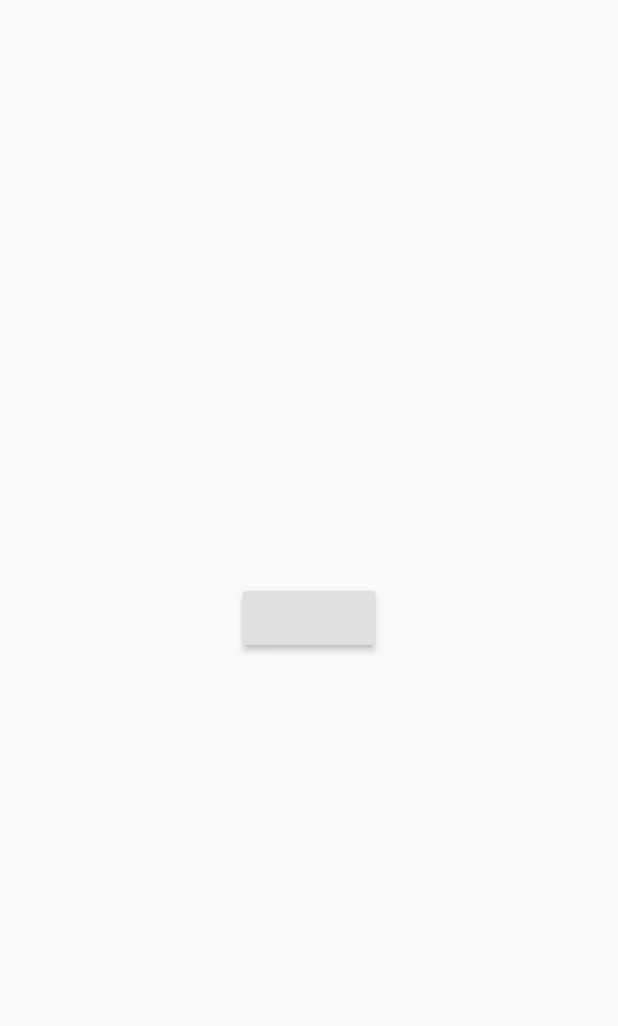
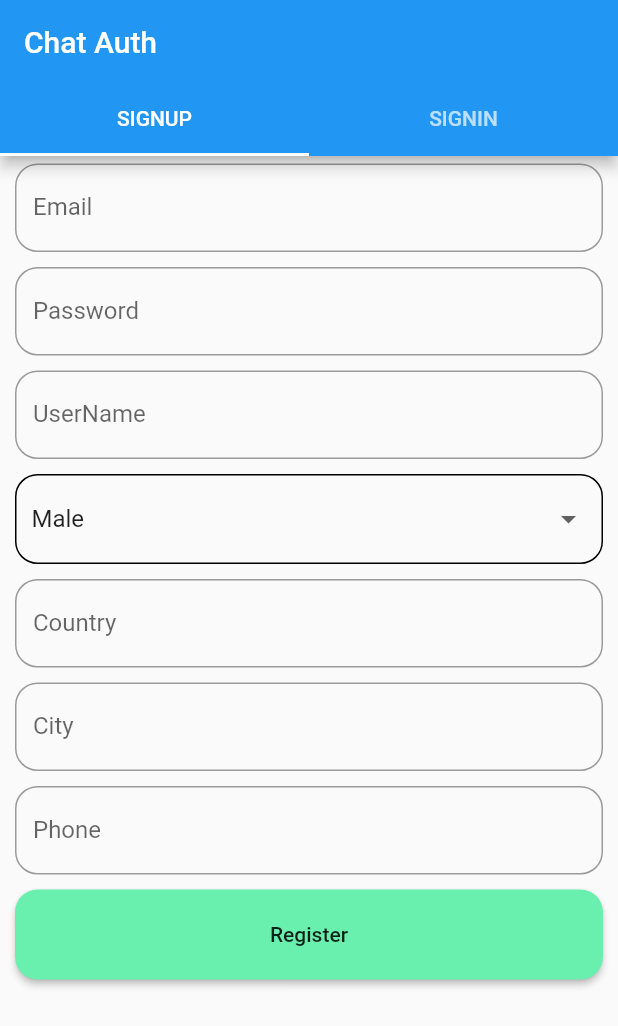
Before and after one commit to shadysamara/maan_2ndround_project1, a Flutter app: the screen it shows after launch, on a phone screen of 412 x 824 dp. Shown: the top 1026 px of the screen. Run offline on Flutter 3.47's test engine with Material 2 defaults, Android fonts, the phone set to English and light mode, and no system bars; our stand-ins replace cloud_firestore, firebase_auth, firebase_core, flutter_screenutil, responsive_framework; accounts and stored records are empty.

Commit message:
full auth pages

```diff
--- a/lib/main.dart
+++ b/lib/main.dart
@@ -1,31 +1,86 @@
 import 'package:firebase_core/firebase_core.dart';
 import 'package:flutter/material.dart';
+import 'package:flutter_screenutil/flutter_screenutil.dart';
 import 'package:maan1/ui/auth/data/auth_helper.dart';
 import 'package:maan1/ui/auth/models/register_request.dart';
+import 'package:maan1/ui/auth/ui/auth_main_page.dart';
 import 'package:maan1/ui/auth/ui/register_page.dart';
+import 'package:responsive_framework/responsive_framework.dart';
 
 void main() {
-  runApp(MaterialApp(home: MyApp()));
+  runApp(MaterialApp(
+    builder: (context, widget) => ResponsiveWrapper.builder(
+      BouncingScrollWrapper.builder(context, widget),
+      maxWidth: 1200,
+      minWidth: 400,
+      defaultScale: true,
+      breakpoints: [
+        ResponsiveBreakpoint.resize(400, name: MOBILE),
+        ResponsiveBreakpoint.autoScale(800, name: TABLET),
+        ResponsiveBreakpoint.resize(1000, name: DESKTOP),
+      ],
+    ),
+    home: MyApp(),
+  ));
 }
 
-class MyApp extends StatelessWidget {
+class MyApp extends StatefulWidget {
+  // Create the initialization Future outside of `build`:
+  @override
+  _AppState createState() => _AppState();
+}
+
+class _AppState extends State<MyApp> {
+  /// The future is part of the state of our widget. We should not call `initializeApp`
+  /// directly inside [build].
+  final Future<FirebaseApp> _initialization = Firebase.initializeApp();
+
+  @override
+  Widget build(BuildContext context) {
+    return FutureBuilder(
+      // Initialize FlutterFire:
+      future: _initialization,
+      builder: (context, snapshot) {
+        // Check for errors
+        if (snapshot.hasError) {
+          return Scaffold(
+            body: Center(
+              child: Text('Error'),
+            ),
+          );
+        }
+
+        // Once complete, show your application
+        if (snapshot.connectionState == ConnectionState.done) {
+          return AuthMainPage();
+        }
+
+        // Otherwise, show something whilst waiting for initialization to complete
+        return Scaffold(
+          body: Center(
+            child: CircularProgressIndicator(),
+          ),
+        );
+      },
+    );
+  }
+}
+
+class HomePage extends StatelessWidget {
   @override
   Widget build(BuildContext context) {
     // TODO: implement build
-    return FutureBuilder<FirebaseApp>(
-        future: Firebase.initializeApp(),
-        builder: (context, snapshot) {
-          if (snapshot.connectionState == ConnectionState.done) {
-            return RegisterPage();
-          } else if (snapshot.hasError) {
-            return Scaffold(
-              body: Center(child: Text('Error')),
-            );
-          } else {
-            return Scaffold(
-              body: Center(child: Text('Loading')),
-            );
-          }
-        });
+    return Column(
+      children: [
+        Container(
+          height: 127.h,
+          width: 379.w,
+          child: Text(
+            'hello',
+            style: TextStyle(fontSize: 30.sp),
+          ),
+        )
+      ],
+    );
   }
 }
--- a/lib/ui/auth/data/auth_helper.dart
+++ b/lib/ui/auth/data/auth_helper.dart
@@ -1,5 +1,8 @@
 import 'package:firebase_auth/firebase_auth.dart';
+import 'package:flutter/material.dart';
+import 'package:maan1/ui/auth/data/firestore_helper.dart';
 import 'package:maan1/ui/auth/models/register_request.dart';
+import 'package:maan1/ui/helpers/custom_dialoug.dart';
 
 class AuthHelper {
   AuthHelper._();
@@ -10,26 +13,37 @@ class AuthHelper {
       UserCredential userCredential =
           await firebaseAuth.createUserWithEmailAndPassword(
               email: registerRequest.email, password: registerRequest.password);
-      print(await userCredential.user.getIdToken());
-      print(userCredential.user.uid);
+      String id = userCredential.user.uid;
+      registerRequest.id = id;
+      verifyEmail(registerRequest.email);
+      FirestoreHelper.firestoreHelper.saveUserInFirestore(registerRequest);
     } on Exception catch (e) {
       print(e);
     }
   }
 
-  login(String email, String password) async {
+  login(String email, String password, BuildContext context) async {
     try {
       UserCredential userCredential = await firebaseAuth
           .signInWithEmailAndPassword(email: email, password: password);
-      print(await userCredential.user.getIdToken());
-      print(userCredential.user.uid);
+
+      FirestoreHelper.firestoreHelper
+          .getUserFromFirestore(userCredential.user.uid);
+    } on FirebaseAuthException catch (e) {
+      if (e.code == 'user-not-found') {
+        CustomDialoug.customDialoug.showCustomDialoug(
+            context, 'Error', 'No user found for that email.');
+      } else if (e.code == 'wrong-password') {
+        CustomDialoug.customDialoug.showCustomDialoug(
+            context, 'Error', 'Wrong password provided for that user.');
+      }
     } on Exception catch (e) {
       print(e);
     }
   }
 
   resetPassword(String email) {
-    firebaseAuth.sendPasswordResetEmail(email: email);
+    firebaseAuth.sendPasswordResetEmail(email: 'shady.samara@gmail.com');
   }
 
   verifyEmail(String email) {
--- a/lib/ui/auth/models/register_request.dart
+++ b/lib/ui/auth/models/register_request.dart
@@ -3,6 +3,7 @@ import 'package:flutter/material.dart';
 enum Gender { male, female }
 
 class RegisterRequest {
+  String id;
   String email;
   String password;
   String userName;
@@ -21,6 +22,7 @@ class RegisterRequest {
   });
   toMap() {
     return {
+      'id': this.id,
       'email': this.email,
       'phone': this.phoneNumber,
       'userName': this.userName,
--- a/lib/ui/auth/models/user_models.dart
+++ b/lib/ui/auth/models/user_models.dart
@@ -0,0 +1,42 @@
+import 'package:flutter/material.dart';
+import 'package:maan1/ui/auth/models/register_request.dart';
+
+class UserModel {
+  String id;
+  String email;
+  String password;
+  String userName;
+  Gender gender;
+  String phoneNumber;
+  String city;
+  String country;
+  UserModel({
+    @required this.email,
+    @required this.password,
+    @required this.userName,
+    @required this.gender,
+    @required this.phoneNumber,
+    @required this.city,
+    @required this.country,
+  });
+  UserModel.fromMap(Map map) {
+    this.id = map['id'];
+    this.email = map['email'];
+    this.userName = map['userName'];
+    this.country = map['country'];
+    this.city = map['city'];
+    this.phoneNumber = map['phone'];
+    this.gender = map['gender'] == 'male' ? Gender.male : Gender.female;
+  }
+  toMap() {
+    return {
+      'id': this.id,
+      'email': this.email,
+      'phone': this.phoneNumber,
+      'userName': this.userName,
+      'city': this.city,
+      'country': this.country,
+      'gender': this.gender == Gender.male ? 'male' : 'female'
+    };
+  }
+}
--- /dev/null
+++ b/lib/ui/auth/ui/auth_main_page.dart
@@ -0,0 +1,28 @@
+import 'package:flutter/material.dart';
+import 'package:maan1/ui/auth/ui/login_page.dart';
+import 'package:maan1/ui/auth/ui/register_page.dart';
+
+class AuthMainPage extends StatelessWidget {
+  @override
+  Widget build(BuildContext context) {
+    // TODO: implement build
+    return DefaultTabController(
+        length: 2,
+        child: Scaffold(
+          appBar: AppBar(
+            title: Text('Chat Auth'),
+            bottom: TabBar(
+              tabs: [
+                Tab(
+                  text: 'SIGNUP',
+                ),
+                Tab(
+                  text: 'SIGNIN',
+                )
+              ],
+            ),
+          ),
+          body: TabBarView(children: [RegisterPage(), LoginPage()]),
+        ));
+  }
+}
--- a/lib/ui/auth/ui/register_page.dart
+++ b/lib/ui/auth/ui/register_page.dart
@@ -1,20 +1,98 @@
 import 'package:firebase_auth/firebase_auth.dart';
 import 'package:flutter/material.dart';
 import 'package:maan1/ui/auth/data/auth_helper.dart';
+import 'package:maan1/ui/auth/data/firestore_helper.dart';
 import 'package:maan1/ui/auth/models/register_request.dart';
+import 'package:maan1/ui/auth/ui/widgets/custom_dropdown_button.dart';
+import 'package:maan1/ui/auth/ui/widgets/custom_textfield.dart';
+import 'package:maan1/widgets/custom_button.dart';
 
 class RegisterPage extends StatelessWidget {
+  String email;
+  String password;
+  String userName;
+  Gender gender;
+  String phoneNumber;
+  String city;
+  String country;
+  saveEmail(v) => this.email = v;
+  savePassword(v) => this.password = v;
+  saveUserName(v) => this.userName = v;
+  saveGender(v) => this.gender = v;
+  savePhone(v) => this.phoneNumber = v;
+  saveCountry(v) => this.country = v;
+  saveCity(v) => this.city = v;
+
+  nullValidate(String v) {
+    if (v == null || v.length == 0) {
+      return 'Required Field';
+    }
+  }
+
+  registerUser() {
+    if (formKey.currentState.validate()) {
+      formKey.currentState.save();
+      RegisterRequest registerRequest = RegisterRequest(
+          email: email,
+          password: password,
+          userName: userName,
+          gender: gender,
+          phoneNumber: phoneNumber,
+          city: city,
+          country: country);
+      AuthHelper.authHelper.signup(registerRequest);
+    }
+  }
+
+  GlobalKey<FormState> formKey = GlobalKey<FormState>();
   @override
   Widget build(BuildContext context) {
     // TODO: implement build
-    return Scaffold(
-      body: Center(child: RaisedButton(
-        onPressed: () {
-          // AuthHelper.authHelper.logout();
-          AuthHelper.authHelper.login('shady.samara@gmail.com', 'asdfghjkl');
-          // print(FirebaseAuth.instance.currentUser.emailVerified);
-        },
-      )),
+    return Form(
+      key: formKey,
+      child: SingleChildScrollView(
+        child: Column(
+          mainAxisAlignment: MainAxisAlignment.center,
+          children: [
+            CustomTextfeild(
+              label: 'Email',
+              save: saveEmail,
+              textInputType: TextInputType.emailAddress,
+              validate: nullValidate,
+            ),
+            CustomTextfeild(
+              label: 'Password',
+              isHidden: true,
+              save: savePassword,
+              validate: nullValidate,
+            ),
+            CustomTextfeild(
+              label: 'UserName',
+              save: saveUserName,
+              validate: nullValidate,
+            ),
+            CustomDropDownButton(
+              saveFun: saveGender,
+            ),
+            CustomTextfeild(
+              label: 'Country',
+              save: saveCountry,
+              validate: nullValidate,
+            ),
+            CustomTextfeild(
+              label: 'City',
+              save: saveCity,
+              validate: nullValidate,
+            ),
+            CustomTextfeild(
+              label: 'Phone',
+              save: savePhone,
+              validate: nullValidate,
+            ),
+            CustomButton(title: 'Register', function: registerUser)
+          ],
+        ),
+      ),
     );
   }
 }
--- /dev/null
+++ b/lib/ui/auth/ui/widgets/custom_dropdown_button.dart
@@ -0,0 +1,41 @@
+import 'package:flutter/material.dart';
+import 'package:maan1/ui/auth/models/register_request.dart';
+
+class CustomDropDownButton extends StatefulWidget {
+  Function saveFun;
+  CustomDropDownButton({this.saveFun});
+  @override
+  _CustomDropDownButtonState createState() => _CustomDropDownButtonState();
+}
+
+class _CustomDropDownButtonState extends State<CustomDropDownButton> {
+  // Set<String> genders = {'male', 'female'};
+  Gender value = Gender.male;
+  @override
+  Widget build(BuildContext context) {
+    // TODO: implement build
+    return Container(
+      margin: EdgeInsets.symmetric(horizontal: 10, vertical: 5),
+      padding: EdgeInsets.symmetric(horizontal: 10, vertical: 5),
+      decoration: BoxDecoration(
+          border: Border.all(color: Colors.black),
+          borderRadius: BorderRadius.circular(15)),
+      child: DropdownButton<Gender>(
+          isExpanded: true,
+          underline: Container(),
+          value: this.value,
+          onChanged: (e) {
+            this.value = e;
+            widget.saveFun(e);
+            setState(() {});
+          },
+          items: Gender.values.map((e) {
+            return DropdownMenuItem<Gender>(
+              value: e,
+              child:
+                  Container(child: Text(e == Gender.male ? 'Male' : 'Female')),
+            );
+          }).toList()),
+    );
+  }
+}
--- /dev/null
+++ b/lib/ui/auth/ui/widgets/custom_textfield.dart
@@ -0,0 +1,32 @@
+import 'package:flutter/material.dart';
+
+class CustomTextfeild extends StatelessWidget {
+  String label;
+  Function validate;
+  Function save;
+  bool isHidden;
+  TextInputType textInputType;
+  CustomTextfeild(
+      {this.label,
+      this.save,
+      this.validate,
+      this.textInputType = TextInputType.text,
+      this.isHidden = false});
+  @override
+  Widget build(BuildContext context) {
+    // TODO: implement build
+    return Container(
+      margin: EdgeInsets.symmetric(horizontal: 10, vertical: 5),
+      child: TextFormField(
+        obscureText: isHidden,
+        keyboardType: textInputType,
+        onSaved: (v) => save(v),
+        validator: (v) => validate(v),
+        decoration: InputDecoration(
+            labelText: label,
+            border:
+                OutlineInputBorder(borderRadius: BorderRadius.circular(15))),
+      ),
+    );
+  }
+}
--- /dev/null
+++ b/lib/ui/helpers/custom_dialoug.dart
@@ -0,0 +1,16 @@
+import 'package:flutter/material.dart';
+
+class CustomDialoug {
+  CustomDialoug._();
+  static CustomDialoug customDialoug = CustomDialoug._();
+  showCustomDialoug(context, String title, String content) {
+    showDialog(
+        context: context,
+        builder: (context) {
+          return AlertDialog(
+            content: Text(content),
+            title: Text(title),
+          );
+        });
+  }
+}
--- /dev/null
+++ b/lib/widgets/custom_button.dart
@@ -0,0 +1,26 @@
+import 'package:flutter/material.dart';
+
+class CustomButton extends StatelessWidget {
+  String title;
+  Function function;
+  CustomButton({
+    @required this.title,
+    @required this.function,
+  });
+
+  @override
+  Widget build(BuildContext context) {
+    // TODO: implement build
+    return Container(
+      height: 60,
+      width: double.infinity,
+      margin: EdgeInsets.symmetric(horizontal: 10, vertical: 5),
+      child: RaisedButton(
+        color: Colors.greenAccent,
+        shape: RoundedRectangleBorder(borderRadius: BorderRadius.circular(15)),
+        child: Text(this.title),
+        onPressed: () => function(),
+      ),
+    );
+  }
+}
--- a/pubspec.yaml
+++ b/pubspec.yaml
@@ -25,6 +25,9 @@ dependencies:
     sdk: flutter
   firebase_core: "^1.4.0"
   firebase_auth: "^3.0.1"
+  cloud_firestore: "^2.4.0"
+  flutter_screenutil: ^5.0.0+2
+  responsive_framework: ^0.1.4
 
   # The following adds the Cupertino Icons font to your application.
   # Use with the CupertinoIcons class for iOS style icons.
```
Also changed, not shown: lib/ui/auth/data/firestore_helper.dart (added, +30 -0 lines), lib/ui/auth/ui/login_page.dart (added, +69 -0 lines), pubspec.lock, 1 other file.
